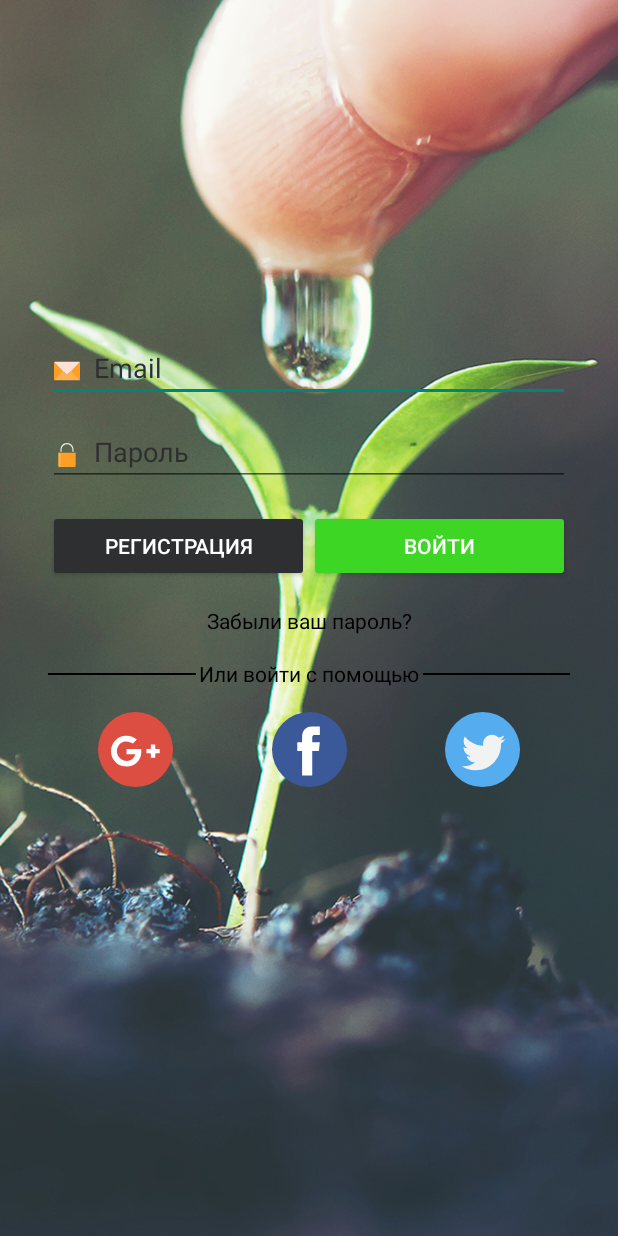
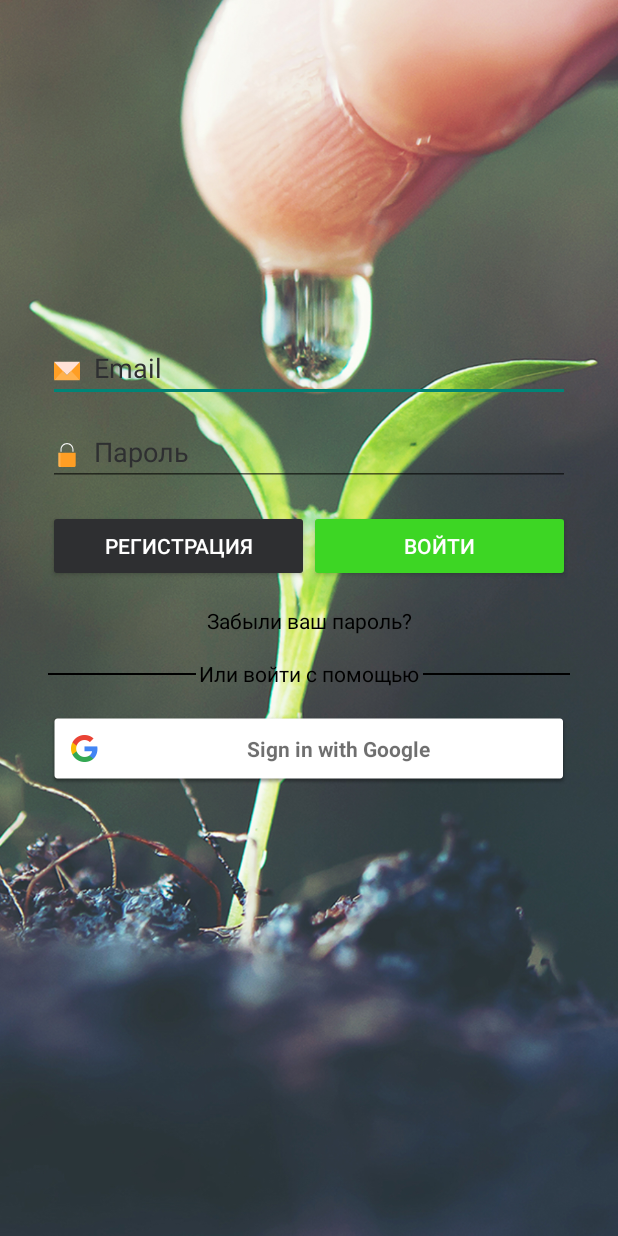
Before and after one commit to mr-variant/EnglishGrow, an Android app: the screen it shows after launch (EmailPasswordActivity), on a phone screen of 412 x 824 dp. Run offline under Robolectric (Android 15) with nearby library versions, the phone set to English and light mode, and no system bars; our stand-ins replace Firebase (no records; nobody signed in at launch, a user with empty details on screens opened directly).

Commit message:
Add Google Sign in.

```diff
--- a/app/build.gradle
+++ b/app/build.gradle
@@ -18,11 +18,13 @@ android {
     }
 }
 
+
 dependencies {
     implementation fileTree(dir: 'libs', include: ['*.jar'])
     implementation 'com.android.support:appcompat-v7:26.1.0'
     implementation 'com.android.support.constraint:constraint-layout:1.0.2'
-    implementation 'com.google.firebase:firebase-auth:11.0.4'
+    implementation 'com.google.firebase:firebase-auth:11.8.0'
+    compile 'com.google.android.gms:play-services-auth:11.8.0'
     testImplementation 'junit:junit:4.12'
     androidTestImplementation 'com.android.support.test:runner:1.0.1'
     androidTestImplementation 'com.android.support.test.espresso:espresso-core:3.0.1'
--- a/app/src/main/java/aksenchyk/englishgrow/EmailPasswordActivity.java
+++ b/app/src/main/java/aksenchyk/englishgrow/EmailPasswordActivity.java
@@ -3,6 +3,7 @@ package aksenchyk.englishgrow;
 import android.app.AlertDialog;
 import android.app.ProgressDialog;
 import android.content.DialogInterface;
+import android.content.Intent;
 import android.support.annotation.NonNull;
 import android.support.v7.app.AppCompatActivity;
 import android.os.Bundle;
@@ -17,20 +18,39 @@ import android.widget.EditText;
 import android.widget.TextView;
 import android.widget.Toast;
 
+
+import com.google.android.gms.auth.api.Auth;
+import com.google.android.gms.auth.api.signin.GoogleSignInAccount;
+import com.google.android.gms.auth.api.signin.GoogleSignInOptions;
+import com.google.android.gms.auth.api.signin.GoogleSignInResult;
+import com.google.android.gms.common.ConnectionResult;
+import com.google.android.gms.common.SignInButton;
+import com.google.android.gms.common.api.GoogleApiClient;
 import com.google.android.gms.tasks.OnCompleteListener;
 import com.google.android.gms.tasks.OnFailureListener;
 import com.google.android.gms.tasks.OnSuccessListener;
 import com.google.android.gms.tasks.Task;
+import com.google.firebase.auth.AuthCredential;
 import com.google.firebase.auth.AuthResult;
 import com.google.firebase.auth.FirebaseAuth;
 import com.google.firebase.auth.FirebaseUser;
+import com.google.firebase.auth.GoogleAuthProvider;
 
 import java.util.regex.Pattern;
 
-public class EmailPasswordActivity extends AppCompatActivity implements View.OnClickListener {
+public class EmailPasswordActivity extends AppCompatActivity implements
+        GoogleApiClient.OnConnectionFailedListener,
+        View.OnClickListener {
+
 
     private FirebaseAuth mAuth;
 
+    //GOOGLE
+    private GoogleApiClient mGoogleApiClient;
+    private SignInButton mGooglesignInButton;
+    private static final int RC_SIGN_IN = 9001;
+
+    //UI
     private ProgressDialog mProgressDialog;
     private AlertDialog mRegAlertDialog;
     private AlertDialog mRestoreAlertDialog;
@@ -49,13 +69,18 @@ public class EmailPasswordActivity extends AppCompatActivity implements View.OnC
 
         // Views
 
+
         // Buttons
+        mGooglesignInButton = (SignInButton) findViewById (R.id. sign_in_google_button);
+        mGooglesignInButton.setOnClickListener (new View.OnClickListener() {
+            @Override
+            public void onClick(View v) {
+                signInGoogle();
+            }
+        });
+
         findViewById(R.id.logInButton).setOnClickListener(this);
         findViewById(R.id.singUpButton).setOnClickListener(this);
-
-        findViewById(R.id.googleImageButton).setOnClickListener(this);
-        findViewById(R.id.facebookImageButton).setOnClickListener(this);
-        findViewById(R.id.twitterImageButton).setOnClickListener(this);
 
         //TextViews
         mLoginErrorTextView = (TextView) findViewById(R.id.loginErrorTextView);
@@ -71,6 +96,16 @@ public class EmailPasswordActivity extends AppCompatActivity implements View.OnC
         mPasswordEditText = (EditText) findViewById(R.id.passwordEditText);
 
 
+        // Google login config
+        GoogleSignInOptions gso = new GoogleSignInOptions.Builder(GoogleSignInOptions.DEFAULT_SIGN_IN)
+                .requestIdToken(getString(R.string.default_web_client_id))
+                .requestEmail()
+                .build();
+        mGoogleApiClient = new GoogleApiClient.Builder(this)
+                .enableAutoManage(this, this)
+                .addApi(Auth.GOOGLE_SIGN_IN_API, gso)
+                .build();
+
         mAuth = FirebaseAuth.getInstance();
     }
 
@@ -80,107 +115,6 @@ public class EmailPasswordActivity extends AppCompatActivity implements View.OnC
         // Check if user is signed in (non-null) and update UI accordingly.
         FirebaseUser currentUser = mAuth.getCurrentUser();
         updateUI(currentUser);
-    }
-
-    private void createAccount(String email, String password) {
-
-        showProgressDialog();
-
-        mAuth.createUserWithEmailAndPassword(email, password)
-                .addOnCompleteListener(this, new OnCompleteListener<AuthResult>() {
-                    @Override
-                    public void onComplete(@NonNull Task<AuthResult> task) {
-                        if (task.isSuccessful()) {
-                            // Sign in success, update UI with the signed-in user's information
-                            FirebaseUser user = mAuth.getCurrentUser();
-
-                            hideProgressDialog();
-                            mRegAlertDialog.dismiss();
-                        } else {
-                            // If sign in fails, display a message to the user.
-                            Toast toast = Toast.makeText(EmailPasswordActivity.this, "Authentication failed. " +  task.getException().getMessage() ,
-                                    Toast.LENGTH_LONG);
-                            toast.setGravity(Gravity.CENTER, 0, 0);
-                            toast.show();
-                            hideProgressDialog();
-                        }
-
-                    }
-                });
-    }
-
-    private void signIn(String email, String password) {
-        showProgressDialog();
-        mAuth.signInWithEmailAndPassword(email, password)
-                .addOnCompleteListener(this, new OnCompleteListener<AuthResult>() {
-                    @Override
-                    public void onComplete(@NonNull Task<AuthResult> task) {
-                        if (task.isSuccessful()) {
-                            // Sign in success, update UI with the signed-in user's information
-
-                            FirebaseUser user = mAuth.getCurrentUser();
-                            updateUI(user);
-                            Toast.makeText(EmailPasswordActivity.this, "Успешная авторизация!",
-                                    Toast.LENGTH_SHORT).show();
-                        } else {
-                            // If sign in fails, display a message to the user.
-
-                            updateUI(null);
-                            AlertDialog.Builder builder = new AlertDialog.Builder(EmailPasswordActivity.this);
-                            builder.setTitle(getString(R.string.loginPassIncorrectTitle))
-                                    .setMessage(getString(R.string.loginPassIncorrect))
-                                    .setCancelable(false)
-                                    .setNegativeButton(getString(R.string.close),
-                                            new DialogInterface.OnClickListener() {
-                                                public void onClick(DialogInterface dialog, int id) {
-                                                    dialog.cancel();
-                                                }
-                                            });
-                            AlertDialog alert = builder.create();
-                            alert.show();
-
-                        }
-
-                        // ...
-                    }
-                });
-    }
-
-
-    private void sendPasswordResetEmail(String email) {
-        // Отправляем email с паролем
-        mAuth.sendPasswordResetEmail(email).addOnCompleteListener( new OnCompleteListener() {
-            @Override
-            public void onComplete(@NonNull Task task) {
-                if (task.isSuccessful()) {
-                    mRestoreAlertDialog.dismiss();
-                    Toast toast = Toast.makeText(EmailPasswordActivity.this, getString(R.string.forgotPassMessage) ,
-                            Toast.LENGTH_LONG);
-                    toast.setGravity(Gravity.CENTER, 0, 0);
-                    toast.show();
-                }
-                else {
-                    Toast toast = Toast.makeText(EmailPasswordActivity.this, task.getException().getMessage().toString() ,
-                            Toast.LENGTH_LONG);
-                    toast.setGravity(Gravity.CENTER, 0, 0);
-                    toast.show();
-                }
-            }
-        });
-
-
-
-    }
-
-    private void signOut() {
-        mAuth.signOut();
-        updateUI(null);
-    }
-
-    private void updateUI(FirebaseUser user) {
-        mLoginErrorTextView.setVisibility(View.GONE);
-        mPasswordErrorTextView.setVisibility(View.GONE);
-        hideProgressDialog();
     }
 
     @Override
@@ -210,7 +144,7 @@ public class EmailPasswordActivity extends AppCompatActivity implements View.OnC
                     mPasswordErrorTextView.setText(getString(R.string.passwordLessSix));
                     mPasswordErrorTextView.setVisibility(View.VISIBLE);
                 } else {
-                    signIn(login,password);
+                    signInEmailPassword(login,password);
                 }
 
                 break;
@@ -237,7 +171,7 @@ public class EmailPasswordActivity extends AppCompatActivity implements View.OnC
 
                             @Override
                             public void onClick(View view) {
-                                // TODO Do something
+
                                 final EditText newEmailEditText = (EditText) ((AlertDialog) mRegAlertDialog).findViewById(R.id.newEmailEditText);
                                 final EditText newPasswordEditText = (EditText) ((AlertDialog) mRegAlertDialog).findViewById(R.id.newPasswordEditText);
                                 final EditText newConfirmPasswordEditText = (EditText) ((AlertDialog) mRegAlertDialog).findViewById(R.id.newConfirmPasswordEditText);
@@ -324,7 +258,7 @@ public class EmailPasswordActivity extends AppCompatActivity implements View.OnC
 
                             @Override
                             public void onClick(View view) {
-                                // TODO Do something
+
                                 final EditText restoreEmailEditText = (EditText) ((AlertDialog) mRestoreAlertDialog).findViewById(R.id.restoreEmailEditText);
                                 String email = restoreEmailEditText.getText().toString();
                                 final TextView emailError = (TextView) ((AlertDialog) mRestoreAlertDialog).findViewById(R.id.restoreEmailErrorTextView);
@@ -349,25 +283,155 @@ public class EmailPasswordActivity extends AppCompatActivity implements View.OnC
                 mRestoreAlertDialog.show();
 
                 break;
-
-
-            case R.id.googleImageButton:
-                Toast.makeText(EmailPasswordActivity.this, "googleImageButton .",
-                        Toast.LENGTH_SHORT).show();
-                break;
-
-            case R.id.facebookImageButton:
-                Toast.makeText(EmailPasswordActivity.this, "facebookImageButton .",
-                        Toast.LENGTH_SHORT).show();
-                break;
-
-            case R.id.twitterImageButton:
-                Toast.makeText(EmailPasswordActivity.this, "twitterImageButton .",
-                        Toast.LENGTH_SHORT).show();
-                break;
-
         }
 
+    }
+
+    //GOOGLE
+    private void signInGoogle() {
+        Intent signInIntent = Auth.GoogleSignInApi.getSignInIntent(mGoogleApiClient);
+        startActivityForResult(signInIntent, RC_SIGN_IN);
+    }
+
+    // Define actions after data validation (successful or not)
+    @Override
+    public void onActivityResult(int requestCode, int resultCode, Intent data) {
+        super.onActivityResult(requestCode, resultCode, data);
+
+        if (requestCode == RC_SIGN_IN) {
+            // See Result
+            GoogleSignInResult result = Auth.GoogleSignInApi.getSignInResultFromIntent(data);
+            if (result.isSuccess()) {
+                // LogIn with Firebase
+                GoogleSignInAccount account = result.getSignInAccount();
+                firebaseAuthWithGoogle(account);
+            } else {
+                updateUI(null);
+            }
+        }
+    }
+
+    // Google Failed
+    @Override
+    public void onConnectionFailed(@NonNull ConnectionResult connectionResult) {
+        Toast.makeText(this, getString(R.string.googleConnectionFailed), Toast.LENGTH_SHORT).show();
+    }
+
+    private void firebaseAuthWithGoogle(GoogleSignInAccount acct) {
+
+        showProgressDialog();
+        // Get users date
+        AuthCredential credential = GoogleAuthProvider.getCredential(acct.getIdToken(), null);
+        // logIn with Firebase
+        mAuth.signInWithCredential(credential)
+                .addOnCompleteListener(this, new OnCompleteListener<AuthResult>() {
+                    @Override
+                    public void onComplete(@NonNull Task<AuthResult> task) {
+                        if (task.isSuccessful()) {
+                            FirebaseUser user = mAuth.getCurrentUser();
+                            updateUI(user);
+                        } else {
+                            Toast.makeText(EmailPasswordActivity.this,  task.getException().getMessage().toString(),
+                                    Toast.LENGTH_SHORT).show();
+                            updateUI(null);
+                        }
+
+                        hideProgressDialog();
+                    }
+                });
+    }
+
+    //EmailAndLogin
+    private void createAccount(String email, String password) {
+
+        showProgressDialog();
+
+        mAuth.createUserWithEmailAndPassword(email, password)
+                .addOnCompleteListener(this, new OnCompleteListener<AuthResult>() {
+                    @Override
+                    public void onComplete(@NonNull Task<AuthResult> task) {
+                        if (task.isSuccessful()) {
+                            // Sign in success, update UI with the signed-in user's information
+                            FirebaseUser user = mAuth.getCurrentUser();
+
+                            hideProgressDialog();
+                            mRegAlertDialog.dismiss();
+                        } else {
+                            // If sign in fails, display a message to the user.
+                            Toast toast = Toast.makeText(EmailPasswordActivity.this, task.getException().getMessage().toString() ,
+                                    Toast.LENGTH_LONG);
+                            toast.setGravity(Gravity.CENTER, 0, 0);
+                            toast.show();
+                            hideProgressDialog();
+                        }
+
+                    }
+                });
+    }
+
+    private void signInEmailPassword(String email, String password) {
+        showProgressDialog();
+        mAuth.signInWithEmailAndPassword(email, password)
+                .addOnCompleteListener(this, new OnCompleteListener<AuthResult>() {
+                    @Override
+                    public void onComplete(@NonNull Task<AuthResult> task) {
+                        if (task.isSuccessful()) {
+                            // Sign in success, update UI with the signed-in user's information
+
+                            FirebaseUser user = mAuth.getCurrentUser();
+                            updateUI(user);
+                            /*Toast.makeText(EmailPasswordActivity.this, "Успешная авторизация!",
+                                    Toast.LENGTH_SHORT).show();*/
+                        } else {
+                            // If sign in fails, display a message to the user.
+
+                            updateUI(null);
+                            AlertDialog.Builder builder = new AlertDialog.Builder(EmailPasswordActivity.this);
+                            builder.setTitle(getString(R.string.loginPassIncorrectTitle))
+                                    .setMessage(getString(R.string.loginPassIncorrect))
+                                    .setCancelable(false)
+                                    .setNegativeButton(getString(R.string.close),
+                                            new DialogInterface.OnClickListener() {
+                                                public void onClick(DialogInterface dialog, int id) {
+                                                    dialog.cancel();
+                                                }
+                                            });
+                            AlertDialog alert = builder.create();
+                            alert.show();
+                        }
+
+                        // ...
+                    }
+                });
+    }
+
+    private void sendPasswordResetEmail(String email) {
+        // Отправляем email с паролем
+        mAuth.sendPasswordResetEmail(email).addOnCompleteListener(new OnCompleteListener() {
+            @Override
+            public void onComplete(@NonNull Task task) {
+                if (task.isSuccessful()) {
+                    mRestoreAlertDialog.dismiss();
+                    Toast toast = Toast.makeText(EmailPasswordActivity.this, getString(R.string.forgotPassMessage) ,
+                            Toast.LENGTH_LONG);
+                    toast.setGravity(Gravity.CENTER, 0, 0);
+                    toast.show();
+                }
+                else {
+                    Toast toast = Toast.makeText(EmailPasswordActivity.this, task.getException().getMessage().toString() ,
+                            Toast.LENGTH_LONG);
+                    toast.setGravity(Gravity.CENTER, 0, 0);
+                    toast.show();
+                }
+            }
+        });
+
+    }
+
+    private void updateUI(FirebaseUser user) {
+        mLoginErrorTextView.setVisibility(View.GONE);
+        mPasswordErrorTextView.setVisibility(View.GONE);
+        hideProgressDialog();
     }
 
     private boolean isValidEmail(String email) {
--- a/app/src/main/res/layout/activity_email_password.xml
+++ b/app/src/main/res/layout/activity_email_password.xml
@@ -127,42 +127,18 @@
         app:layout_constraintStart_toEndOf="@+id/orLogInTextView"
         app:layout_constraintTop_toTopOf="@+id/orLogInTextView" />
 
-    <ImageButton
-        android:id="@+id/facebookImageButton"
-        android:layout_width="wrap_content"
+
+    <com.google.android.gms.common.SignInButton
+        android:id="@+id/sign_in_google_button"
+        android:layout_width="match_parent"
         android:layout_height="wrap_content"
+        android:layout_marginEnd="32dp"
+        android:layout_marginStart="32dp"
         android:layout_marginTop="16dp"
-        android:background="@android:color/transparent"
-        app:layout_constraintEnd_toStartOf="@+id/twitterImageButton"
-        app:layout_constraintHorizontal_bias="0.5"
-        app:layout_constraintStart_toEndOf="@+id/googleImageButton"
-        app:layout_constraintTop_toBottomOf="@+id/orLogInTextView"
-        app:srcCompat="@drawable/ic_facebook" />
-
-    <ImageButton
-        android:id="@+id/googleImageButton"
-        android:layout_width="wrap_content"
-        android:layout_height="wrap_content"
-        android:layout_marginTop="16dp"
-        android:background="@android:color/transparent"
-        app:layout_constraintEnd_toStartOf="@+id/facebookImageButton"
-        app:layout_constraintHorizontal_bias="0.5"
+        app:buttonSize="wide"
+        app:layout_constraintEnd_toEndOf="parent"
         app:layout_constraintStart_toStartOf="parent"
-        app:layout_constraintTop_toBottomOf="@+id/orLogInTextView"
-        app:srcCompat="@drawable/ic_google_plus" />
-
-    <ImageButton
-        android:id="@+id/twitterImageButton"
-        android:layout_width="wrap_content"
-        android:layout_height="wrap_content"
-        android:layout_marginTop="16dp"
-        android:background="@android:color/transparent"
-        android:backgroundTintMode="add"
-        app:layout_constraintEnd_toEndOf="parent"
-        app:layout_constraintHorizontal_bias="0.5"
-        app:layout_constraintStart_toEndOf="@+id/facebookImageButton"
-        app:layout_constraintTop_toBottomOf="@+id/orLogInTextView"
-        app:srcCompat="@drawable/ic_twitter" />
+        app:layout_constraintTop_toBottomOf="@+id/orLogInTextView" />
 
     <TextView
         android:id="@+id/loginErrorTextView"
--- a/app/src/main/res/values/strings.xml
+++ b/app/src/main/res/values/strings.xml
@@ -26,7 +26,6 @@
     <string name="rulesErr">Согласитесь с правилами</string>
     <string name="forgotPassTitle">Восстановление пароля</string>
     <string name="forgotPassButt">Восстановить</string>
-    <string name="forgotPassMessage">На вашу почту отправлено письмо для восстановления</string>
-
-
+    <string name="forgotPassMessage">На вашу почту отправлено письмо для восстановления.</string>
+    <string name="googleConnectionFailed">Ошибка сервисов Гугл.</string>
 </resources>
```
